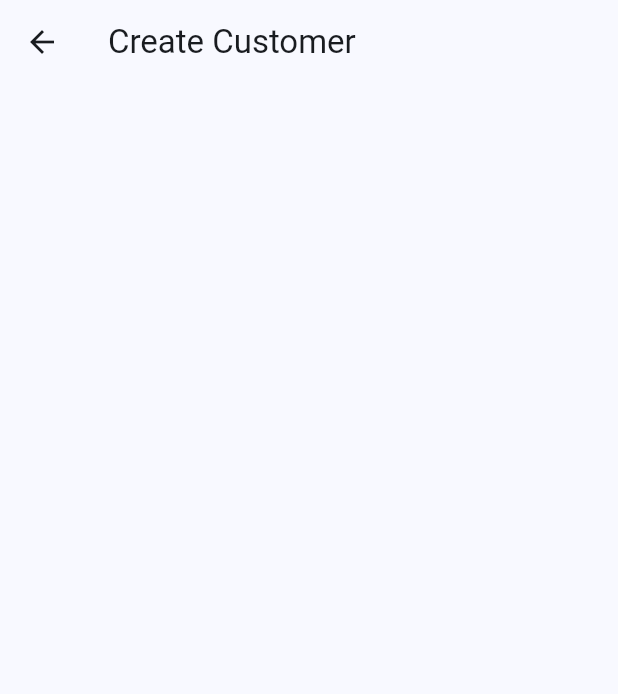
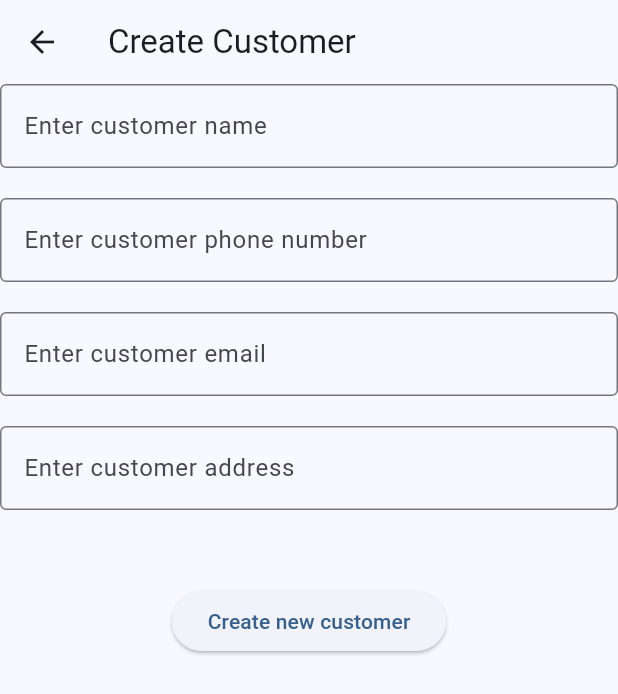
Before and after one commit to ahmadrestom/Supermarket-Frontend, a Flutter app: the CreateCustomer screen opened by its route, on a phone screen of 412 x 824 dp. Shown: the top 694 px of the screen. Run offline on Flutter 3.47's test engine with Material 3 defaults, Android fonts, the phone set to English and light mode, and no system bars; network calls fail.

Commit message:
Adding the createCustomer feature

```diff
--- a/lib/Customer/createCustomer.dart
+++ b/lib/Customer/createCustomer.dart
@@ -1,14 +1,89 @@
 import 'package:flutter/material.dart';
+import 'package:frontend/Models/customer.dart';
+import 'package:frontend/Services/customer_service.dart';
 
-class CreateCustomer extends StatelessWidget{
-  const CreateCustomer({super.key});
 
+class CreateCustomer extends StatefulWidget{
+  const CreateCustomer({Key? key}) : super(key: key);
+
+  @override
+  // ignore: library_private_types_in_public_api
+  _CreateCustomer createState() => _CreateCustomer();
+}
+
+class _CreateCustomer extends State<CreateCustomer>{
+
+  //Future<Customer>? customerFuture;
+
+  final TextEditingController _customerName = TextEditingController();
+  final TextEditingController _customerPhone = TextEditingController();
+  final TextEditingController _customerEmail = TextEditingController();
+  final TextEditingController _customerAddress = TextEditingController();
   @override
   Widget build(BuildContext context){
     return Scaffold(
       appBar: AppBar(
         title: const Text('Create Customer'),
       ),
+      body: Center(
+        child: Column(
+          children: [
+            TextField(
+              controller: _customerName,
+              keyboardType: TextInputType.text,
+              decoration: const InputDecoration(
+                labelText: 'Enter customer name',
+                border: OutlineInputBorder(),
+              ),
+            ),
+            const SizedBox(height: 20),
+            TextField(
+              controller: _customerPhone,
+              keyboardType: TextInputType.phone,
+              decoration: const InputDecoration(
+                labelText: 'Enter customer phone number',
+                border: OutlineInputBorder(),
+              ),
+            ),
+            const SizedBox(height: 20),
+            TextField(
+              controller: _customerEmail,
+              keyboardType: TextInputType.emailAddress,
+              decoration: const InputDecoration(
+                labelText: 'Enter customer email',
+                border: OutlineInputBorder(),
+              ),
+            ),
+            const SizedBox(height: 20),
+            TextField(
+              controller: _customerAddress,
+              keyboardType: TextInputType.text,
+              decoration: const InputDecoration(
+                labelText: 'Enter customer address',
+                border: OutlineInputBorder(),
+              ),
+            ),
+            const SizedBox(height: 50),
+            ElevatedButton(
+                onPressed: (){
+                  String name = _customerName.text;
+                  String phone = _customerPhone.text;
+                  String email = _customerEmail.text;
+                  String address = _customerAddress.text;
+
+                  Customer newCustomer = Customer(id: 0,
+                      customerName: name,
+                      customerPhone: phone,
+                      customerAddress: address,
+                      customerEmail: email);
+
+                  CustomerService().createCustomer(newCustomer);
+                },
+                child: const Text('Create new customer')
+            )
+          ],
+        ),
+      ),
     );
   }
 }
```
